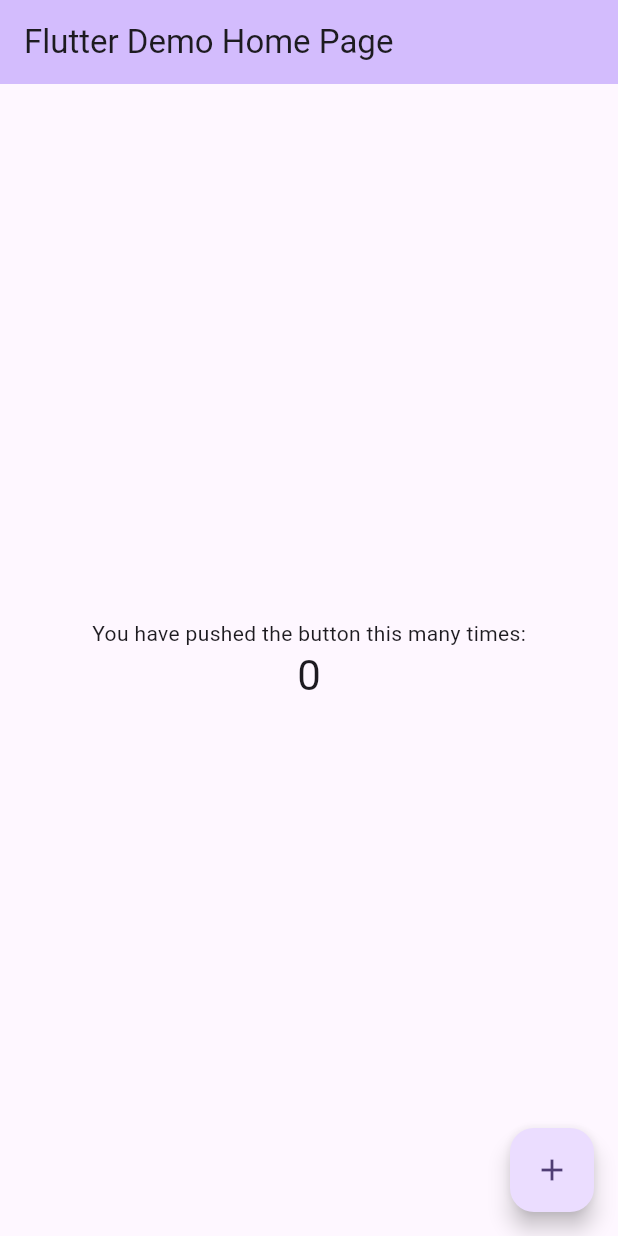
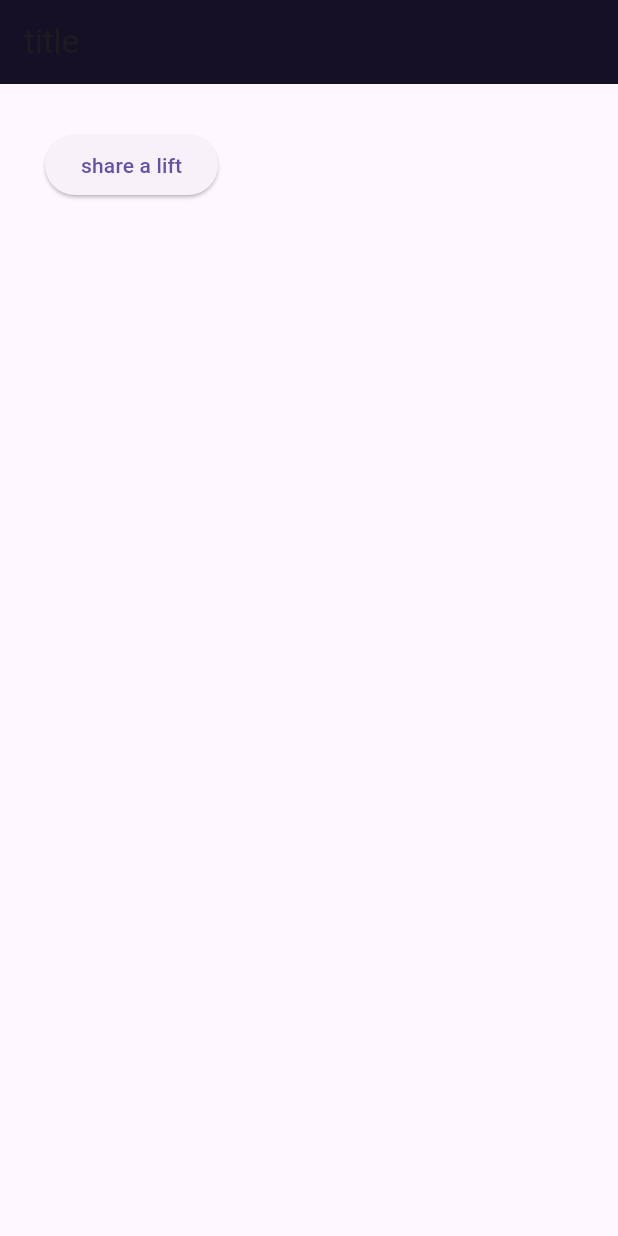
Before and after one commit to anjrlee/solutionChanllenge, a Flutter app: the screen it shows after launch, on a phone screen of 412 x 824 dp. Run offline on Flutter 3.47's test engine with Material 3 defaults, Android fonts, the phone set to English and light mode, and no system bars; our stand-ins replace firebase_core; accounts and stored records are empty.

Commit message:
feat:router, shareLift

```diff
--- a/lib/main.dart
+++ b/lib/main.dart
@@ -1,67 +1,38 @@
 import 'package:flutter/material.dart';
+import 'shareLift.dart';
 
-void main() {
-  runApp(const MyApp());
-}
+void main() => runApp(MyApp());
 
 class MyApp extends StatelessWidget {
-  const MyApp({super.key});
-
-  // This widget is the root of your application.
  @override
  Widget build(BuildContext context) {
  return MaterialApp(
-      title: 'Flutter Demo',
-      theme: ThemeData(
-        colorScheme: ColorScheme.fromSeed(seedColor: Colors.deepPurple),
-        useMaterial3: true,
-      ),
-      home: const MyHomePage(title: 'Flutter Demo Home Page'),
+ title: 'Material Components',
+ home: homePage(),
  );
  }
 }
 
-class MyHomePage extends StatefulWidget {
-  const MyHomePage({super.key, required this.title});
-  final String title;
-  @override
-  State<MyHomePage> createState() => _MyHomePageState();
-}
-
-class _MyHomePageState extends State<MyHomePage> {
-  int _counter = 0;
-  void _incrementCounter() {
-    setState(() {
-      _counter++;
-    });
-  }
-
+class homePage extends StatelessWidget {
  @override
  Widget build(BuildContext context) {
     return Scaffold(
         appBar: AppBar(
-        backgroundColor: Theme.of(context).colorScheme.inversePrimary,
-        title: Text(widget.title),
+        backgroundColor: Color(0xFF151026),
+        title: Text('title'),
     ),
-      body: Center(
-        child: Column(
-          mainAxisAlignment: MainAxisAlignment.center,
-          children: <Widget>[
-            const Text(
-              'You have pushed the button this many times:',
-            ),
-            Text(
-              '$_counter',
-              style: Theme.of(context).textTheme.headlineMedium,
-            ),
-          ],
+    body: Padding(
+        padding: EdgeInsets.all(30.0),
+        child: ElevatedButton(
+            child:  Text('share a lift'),
+            onPressed: () {
+                Navigator.push(//1
+                context,
+                MaterialPageRoute(builder: (context) => shareLift()),
+                );
+            },
            ),
         ),
-      floatingActionButton: FloatingActionButton(
-        onPressed: _incrementCounter,
-        tooltip: 'Increment',
-        child: const Icon(Icons.add),
-      ), // This trailing comma makes auto-formatting nicer for build methods.
       );
     }
 }
```
Also changed, not shown: lib/shareLift.dart (added, +19 -0 lines). Lines whose indentation alone changed are shown as unchanged.
